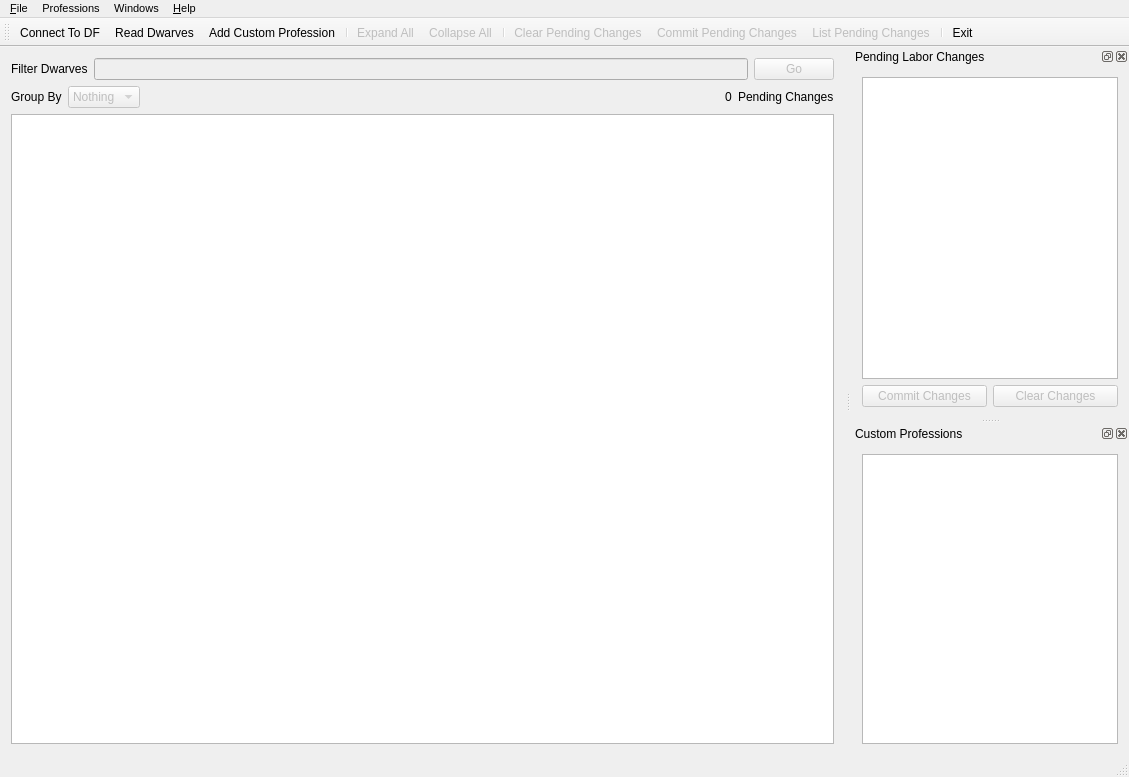
The window that ui/mainwindow.ui (BlessedHeretic/dwarf-therapist-1) describes before a commit, drawn with Qt 5.
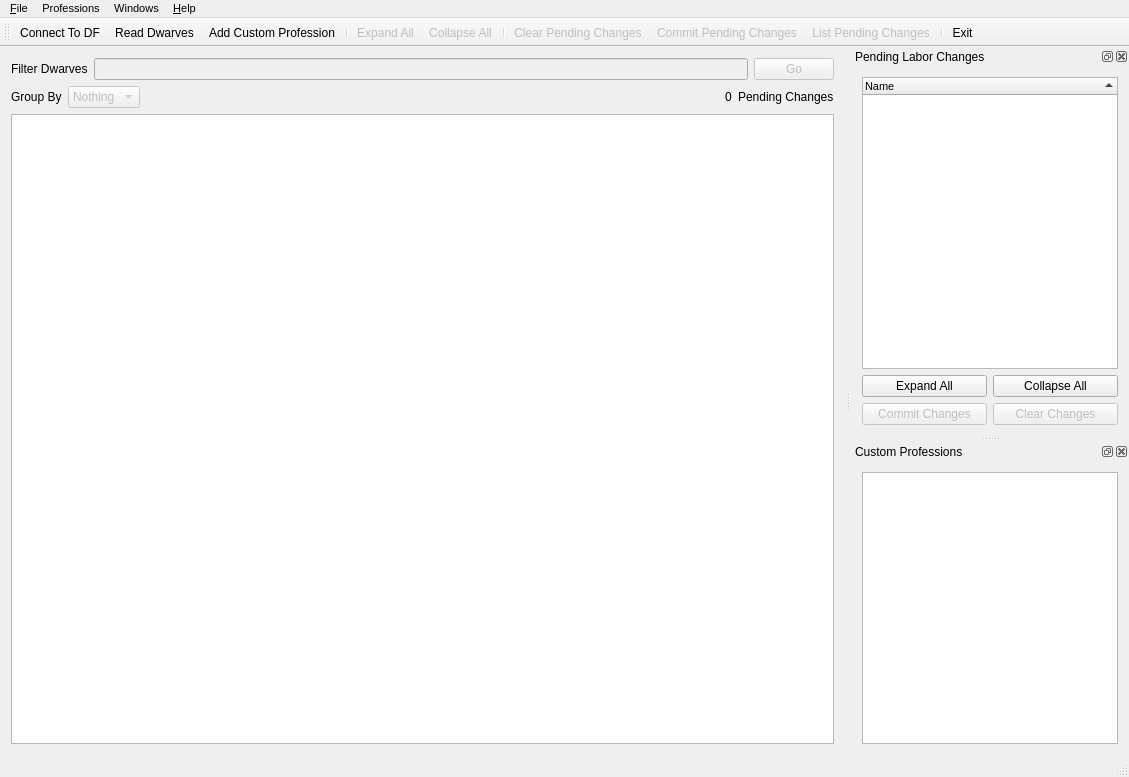
The same window after the commit. Icons and pictures are not drawn. Custom widgets are drawn as their Qt base class.

Commit message:
* changed pending labor list into a tree, grouped by dwarf. Much handier display now
extra : convert_revision : svn%3A82f7e2ee-17d4-4d33-8270-8034ddbaea07/trunk%4031

Diff of the .ui file:
```diff
--- a/ui/mainwindow.ui
+++ b/ui/mainwindow.ui
@@ -273,7 +273,59 @@
    <widget class="QWidget" name="dockWidgetContents">
     <layout class="QVBoxLayout" name="verticalLayout_2">
      <item>
-      <widget class="QListWidget" name="list_pending"/>
+      <widget class="QTreeWidget" name="tree_pending">
+       <property name="font">
+        <font>
+         <pointsize>8</pointsize>
+        </font>
+       </property>
+       <property name="editTriggers">
+        <set>QAbstractItemView::NoEditTriggers</set>
+       </property>
+       <property name="alternatingRowColors">
+        <bool>true</bool>
+       </property>
+       <property name="uniformRowHeights">
+        <bool>true</bool>
+       </property>
+       <property name="sortingEnabled">
+        <bool>true</bool>
+       </property>
+       <property name="allColumnsShowFocus">
+        <bool>true</bool>
+       </property>
+       <column>
+        <property name="text">
+         <string>Name</string>
+        </property>
+       </column>
+      </widget>
+     </item>
+     <item>
+      <layout class="QHBoxLayout" name="horizontalLayout_4">
+       <item>
+        <widget class="QPushButton" name="btn_expand_all_pending">
+         <property name="text">
+          <string>Expand All</string>
+         </property>
+         <property name="icon">
+          <iconset resource="../images.qrc">
+           <normaloff>:/img/arrow_out.png</normaloff>:/img/arrow_out.png</iconset>
+         </property>
+        </widget>
+       </item>
+       <item>
+        <widget class="QPushButton" name="btn_collapse_all_pending">
+         <property name="text">
+          <string>Collapse All</string>
+         </property>
+         <property name="icon">
+          <iconset resource="../images.qrc">
+           <normaloff>:/img/arrow_in.png</normaloff>:/img/arrow_in.png</iconset>
+         </property>
+        </widget>
+       </item>
+      </layout>
      </item>
      <item>
       <layout class="QHBoxLayout" name="horizontalLayout_3">
```
Left out of the diff: 66 changed lines with no effect on the pictures. The commit also changes 6 other files.
